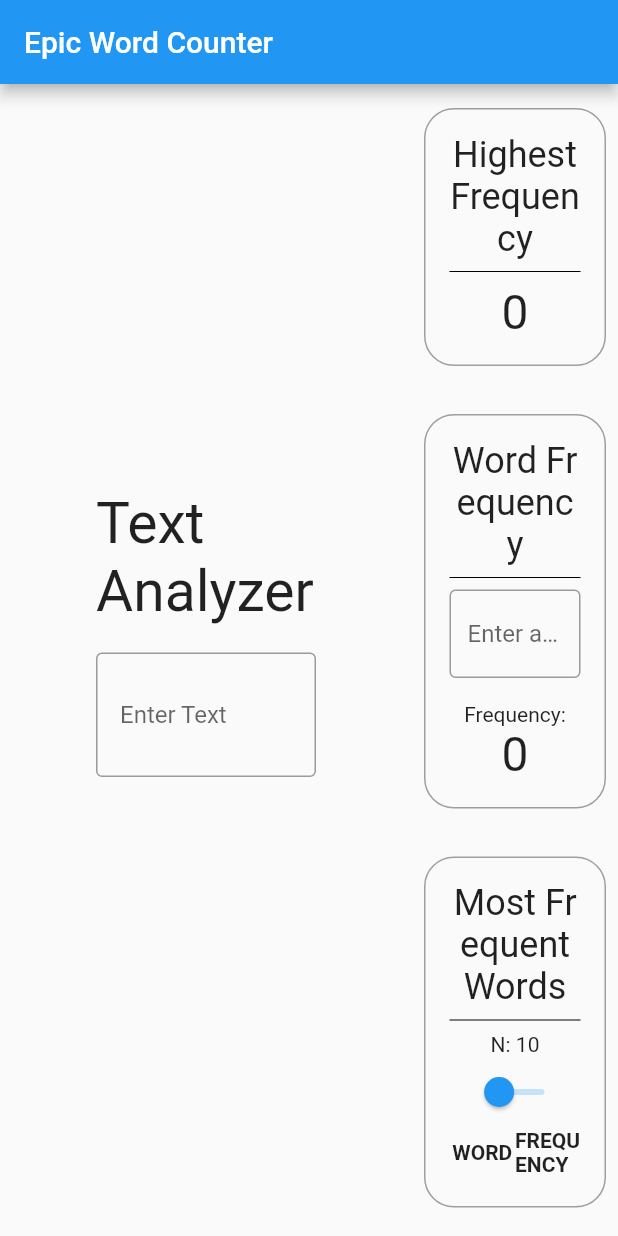
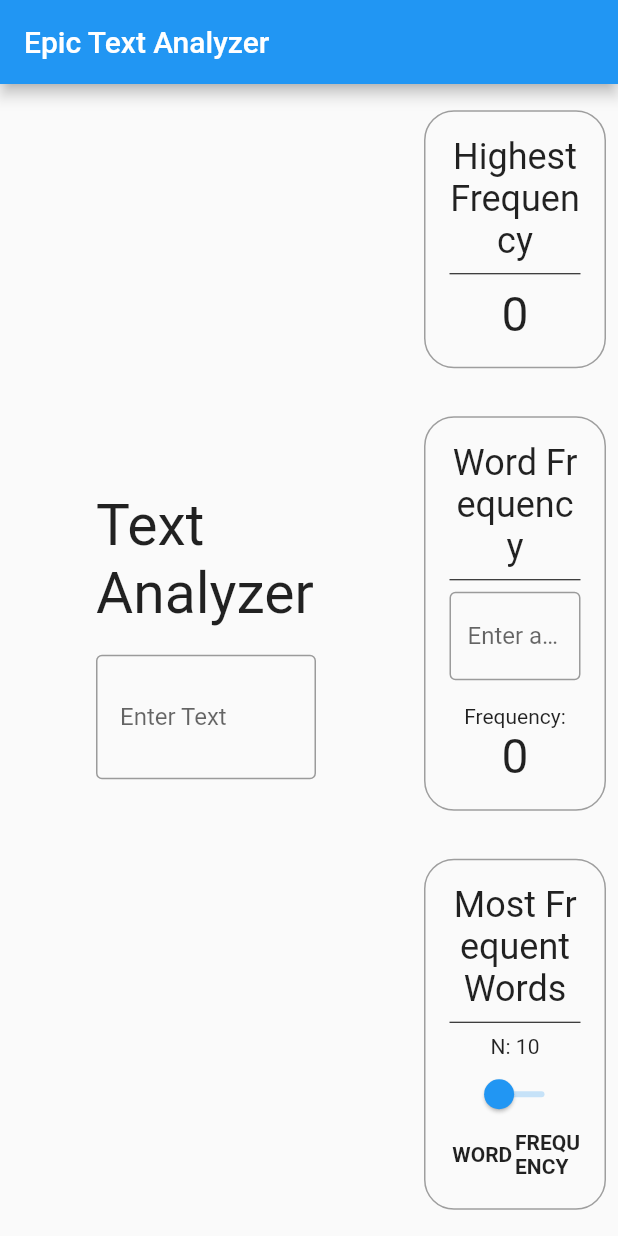
Before and after one commit to iamwalter/ordina_assignment, a Flutter app: the screen it shows after launch, on a phone screen of 412 x 824 dp. Run offline on Flutter 3.47's test engine with Material 2 defaults, Android fonts, the phone set to English and light mode, and no system bars.

Commit message:
improved folder structure and naming

```diff
--- /dev/null
+++ b/lib/data/entities/word_frequency.dart
@@ -0,0 +1,22 @@
+class WordFrequency {
+  final String word;
+  final int frequency;
+
+  WordFrequency(this.word, this.frequency);
+
+  @override
+  String toString() {
+    return "{'$word', $frequency}";
+  }
+
+  @override
+  bool operator ==(Object other) =>
+      identical(this, other) ||
+      other is WordFrequency &&
+          runtimeType == other.runtimeType &&
+          word == other.word &&
+          frequency == other.frequency;
+
+  @override
+  int get hashCode => word.hashCode ^ frequency.hashCode;
+}
--- /dev/null
+++ b/lib/data/word_frequency_analyzer_impl.dart
@@ -0,0 +1,50 @@
+import 'package:ordina_assignment/data/word_frequency_analyzer.dart';
+import 'package:ordina_assignment/data/entities/word_frequency.dart';
+
+class WordFrequencyAnalyzerImpl implements WordFrequencyAnalyzer {
+  @override
+  int calculateFrequencyForWord(String text, String word) => text
+      .split(' ')
+      .where((w) => w.toLowerCase() == word.toLowerCase() && word != '')
+      .length;
+
+  @override
+  int calculateHighestFrequency(String text) {
+    int highest = 0;
+
+    for (String word in text.split(' ')) {
+      final int frequency = calculateFrequencyForWord(text, word);
+      if (frequency > highest) highest = frequency;
+    }
+
+    return highest;
+  }
+
+  @override
+  List<WordFrequency> calculateMostFrequentNWords(String text, int n) {
+    List<WordFrequency> list = [];
+    final dict = <String, int>{};
+
+    text.split(' ').forEach((word) {
+      if (!dict.containsValue(word.toLowerCase()) && word != '') {
+        dict[word.toLowerCase()] = calculateFrequencyForWord(text, word);
+      }
+    });
+
+    dict.forEach((key, value) {
+      list.add(WordFrequency(key, value));
+    });
+
+    list.sort((a, b) {
+      if (a.frequency == b.frequency) {
+        return a.word.compareTo(b.word);
+      }
+
+      return b.frequency - a.frequency;
+    });
+
+    if (n >= list.length) return list;
+
+    return list.sublist(0, n);
+  }
+}
--- a/lib/main.dart
+++ b/lib/main.dart
@@ -1,8 +1,5 @@
 import 'package:flutter/material.dart';
-import 'package:ordina_assignment/presentation/home_page.dart';
-import 'package:ordina_assignment/word_analyzer_notifier.dart';
-import 'package:ordina_assignment/word_processing.dart';
-import 'package:provider/provider.dart';
+import 'package:ordina_assignment/screens/home_page.dart';
 
 void main() {
   runApp(const MyApp());
--- a/lib/presentation/home_page.dart
+++ /dev/null
@@ -1,171 +0,0 @@
-import 'package:flutter/material.dart';
-import 'package:flutter/services.dart';
-import 'package:ordina_assignment/presentation/information_box.dart';
-import 'package:ordina_assignment/presentation/main_text.dart';
-import 'package:ordina_assignment/word_analyzer_notifier.dart';
-import 'package:ordina_assignment/word_processing.dart';
-import 'package:provider/provider.dart';
-
-class MyApp extends StatelessWidget {
-  const MyApp({Key? key}) : super(key: key);
-
-  @override
-  Widget build(BuildContext context) {
-    return MaterialApp(
-      theme: ThemeData(
-        primarySwatch: Colors.blue,
-      ),
-      home: ChangeNotifierProvider(
-        create: (_) => WordAnalyzerNotifier(WordFrequencyAnalyzerImpl()),
-        child: const MyHomePage(title: 'Epic Word Counter'),
-      ),
-    );
-  }
-}
-
-class MyHomePage extends StatefulWidget {
-  const MyHomePage({Key? key, required this.title}) : super(key: key);
-
-  final String title;
-
-  @override
-  State<MyHomePage> createState() => _MyHomePageState();
-}
-
-class _MyHomePageState extends State<MyHomePage> {
-  @override
-  Widget build(BuildContext context) {
-    return Scaffold(
-      appBar: AppBar(
-        title: Text(widget.title),
-      ),
-      body: Row(
-        children: [
-          const Expanded(flex: 2, child: MainText()),
-          Expanded(
-            child: Consumer<WordAnalyzerNotifier>(
-              builder: (context, store, builder) {
-                return Padding(
-                  padding: const EdgeInsets.symmetric(
-                    horizontal: 8.0,
-                  ),
-                  child: SingleChildScrollView(
-                    controller: ScrollController(),
-                    child: Column(
-                      children: [
-                        InformationBox(
-                          title: "Highest Frequency",
-                          child: Text(
-                            "${store.highestFrequency}",
-                            style: const TextStyle(fontSize: 32.0),
-                          ),
-                        ),
-                        InformationBox(
-                          title: "Word Frequency",
-                          child: Column(
-                            children: [
-                              TextField(
-                                onChanged: (str) => store.onWordChange(str),
-                                inputFormatters: [
-                                  FilteringTextInputFormatter.deny(
-                                      RegExp(r'\s')),
-                                ],
-                                decoration: const InputDecoration(
-                                  border: OutlineInputBorder(),
-                                  hintText: 'Enter a word',
-                                ),
-                              ),
-                              const SizedBox(height: 16.0),
-                              const Text("Frequency:"),
-                              Text(
-                                "${store.frequencyForWord}",
-                                style: const TextStyle(fontSize: 32.0),
-                              )
-                            ],
-                          ),
-                        ),
-                        InformationBox(
-                          title: "Most Frequent Words",
-                          child: SingleChildScrollView(
-                            physics: const ScrollPhysics(),
-                            child: Column(
-                              children: [
-                                Text("N: ${store.nWords}"),
-                                Slider(
-                                  value: store.nWords.toDouble(),
-                                  divisions: 15,
-                                  label:
-                                      "N: ${store.nWords.round().toString()}",
-                                  min: 1,
-                                  max: 50,
-                                  onChanged: (value) =>
-                                      store.onNWordsChange(value),
-                                ),
-                                Row(
-                                  mainAxisAlignment: MainAxisAlignment.center,
-                                  children: [
-                                    Expanded(
-                                      child: Container(
-                                        alignment: Alignment.center,
-                                        child: const Text(
-                                          "WORD",
-                                          style: TextStyle(
-                                              fontWeight: FontWeight.bold),
-                                        ),
-                                      ),
-                                    ),
-                                    Expanded(
-                                      child: Container(
-                                        alignment: Alignment.center,
-                                        child: const Text(
-                                          "FREQUENCY",
-                                          style: TextStyle(
-                                              fontWeight: FontWeight.bold),
-                                        ),
-                                      ),
-                                    ),
-                                  ],
-                                ),
-                                const SizedBox(height: 4.0),
-                                ListView.builder(
-                                  physics: const NeverScrollableScrollPhysics(),
-                                  shrinkWrap: true,
-                                  itemCount: store.wordFrequencies.length,
-                                  itemBuilder: (context, i) {
-                                    final item = store.wordFrequencies[i];
-
-                                    return Padding(
-                                      padding: const EdgeInsets.symmetric(
-                                          vertical: 2.0),
-                                      child: Row(
-                                        children: [
-                                          Expanded(
-                                              child: Container(
-                                                  alignment: Alignment.center,
-                                                  child: Text(item.word))),
-                                          Expanded(
-                                              child: Container(
-                                                  alignment: Alignment.center,
-                                                  child: Text(
-                                                      "${item.frequency}"))),
-                                        ],
-                                      ),
-                                    );
-                                  },
-                                ),
-                              ],
-                            ),
-                          ),
-                        ),
-                      ],
-                    ),
-                  ),
-                );
-              },
-            ),
-          ),
-        ],
-      ),
-    );
-  }
-}
--- a/lib/word_analyzer_notifier.dart
+++ b/lib/providers/word_analyzer_notifier.dart
@@ -1,5 +1,6 @@
 import 'package:flutter/cupertino.dart';
-import 'package:ordina_assignment/word_processing.dart';
+import 'package:ordina_assignment/data/entities/word_frequency.dart';
+import 'package:ordina_assignment/data/word_frequency_analyzer.dart';
 
 class WordAnalyzerNotifier extends ChangeNotifier {
   WordFrequencyAnalyzer wordFrequencyAnalyzer;
@@ -12,6 +13,7 @@ class WordAnalyzerNotifier extends ChangeNotifier {
   int nWords = 10;
   int frequencyForWord = 0;
   int highestFrequency = 0;
+
   List<WordFrequency> wordFrequencies = [];
 
   void onTextChange(String text) {
--- /dev/null
+++ b/lib/screens/home_page.dart
@@ -0,0 +1,45 @@
+import 'package:flutter/material.dart';
+import 'package:ordina_assignment/data/word_frequency_analyzer_impl.dart';
+import 'package:ordina_assignment/widgets/information_boxes.dart';
+import 'package:ordina_assignment/widgets/main_input.dart';
+import 'package:ordina_assignment/providers/word_analyzer_notifier.dart';
+import 'package:provider/provider.dart';
+
+class MyApp extends StatelessWidget {
+  const MyApp({Key? key}) : super(key: key);
+
+  @override
+  Widget build(BuildContext context) {
+    return MaterialApp(
+      theme: ThemeData(
+        primarySwatch: Colors.blue,
+      ),
+      home: ChangeNotifierProvider(
+        create: (_) => WordAnalyzerNotifier(WordFrequencyAnalyzerImpl()),
+        child: const MyHomePage(),
+      ),
+    );
+  }
+}
+
+class MyHomePage extends StatelessWidget {
+  const MyHomePage({Key? key}) : super(key: key);
+
+  @override
+  Widget build(BuildContext context) {
+    return Scaffold(
+      appBar: AppBar(
+        title: const Text("Epic Text Analyzer"),
+      ),
+      body: SizedBox(
+        height: MediaQuery.of(context).size.height,
+        child: Row(
+          children: const [
+            Expanded(flex: 2, child: MainInput()),
+            Expanded(child: InformationBoxes()),
+          ],
+        ),
+      ),
+    );
+  }
+}
--- a/lib/presentation/information_box.dart
+++ b/lib/widgets/information_box.dart
@@ -1,4 +1,3 @@
-import 'package:flutter/cupertino.dart';
 import 'package:flutter/material.dart';
 
 class InformationBox extends StatelessWidget {
@@ -29,9 +28,7 @@ class InformationBox extends StatelessWidget {
               fontSize: 24.0,
             ),
           ),
-          const Divider(
-            color: Colors.black,
-          ),
+          const Divider(color: Colors.black),
           child,
         ],
       ),
--- /dev/null
+++ b/lib/widgets/information_boxes.dart
@@ -0,0 +1,127 @@
+import 'package:flutter/material.dart';
+import 'package:flutter/services.dart';
+import 'package:ordina_assignment/providers/word_analyzer_notifier.dart';
+import 'package:ordina_assignment/widgets/information_box.dart';
+import 'package:provider/provider.dart';
+
+class InformationBoxes extends StatelessWidget {
+  const InformationBoxes({Key? key}) : super(key: key);
+
+  @override
+  Widget build(BuildContext context) {
+    return Consumer<WordAnalyzerNotifier>(
+      builder: (context, store, builder) {
+        return Padding(
+          padding: const EdgeInsets.symmetric(
+            horizontal: 8.0,
+          ),
+          child: SingleChildScrollView(
+            controller: ScrollController(),
+            child: Column(
+              children: [
+                InformationBox(
+                  title: "Highest Frequency",
+                  child: Text(
+                    "${store.highestFrequency}",
+                    style: const TextStyle(fontSize: 32.0),
+                  ),
+                ),
+                InformationBox(
+                  title: "Word Frequency",
+                  child: Column(
+                    children: [
+                      TextField(
+                        onChanged: (str) => store.onWordChange(str),
+                        inputFormatters: [
+                          FilteringTextInputFormatter.deny(RegExp(r'\s')),
+                        ],
+                        decoration: const InputDecoration(
+                          border: OutlineInputBorder(),
+                          hintText: 'Enter a word',
+                        ),
+                      ),
+                      const SizedBox(height: 16.0),
+                      const Text("Frequency:"),
+                      Text(
+                        "${store.frequencyForWord}",
+                        style: const TextStyle(fontSize: 32.0),
+                      )
+                    ],
+                  ),
+                ),
+                InformationBox(
+                  title: "Most Frequent Words",
+                  child: SingleChildScrollView(
+                    physics: const ScrollPhysics(),
+                    child: Column(
+                      children: [
+                        Text("N: ${store.nWords}"),
+                        Slider(
+                          value: store.nWords.toDouble(),
+                          divisions: 15,
+                          label: "N: ${store.nWords.round().toString()}",
+                          min: 1,
+                          max: 50,
+                          onChanged: (value) => store.onNWordsChange(value),
+                        ),
+                        Row(
+                          mainAxisAlignment: MainAxisAlignment.center,
+                          children: [
+                            Expanded(
+                              child: Container(
+                                alignment: Alignment.center,
+                                child: const Text(
+                                  "WORD",
+                                  style: TextStyle(fontWeight: FontWeight.bold),
+                                ),
+                              ),
+                            ),
+                            Expanded(
+                              child: Container(
+                                alignment: Alignment.center,
+                                child: const Text(
+                                  "FREQUENCY",
+                                  style: TextStyle(fontWeight: FontWeight.bold),
+                                ),
+                              ),
+                            ),
+                          ],
+                        ),
+                        const SizedBox(height: 4.0),
+                        ListView.builder(
+                          physics: const NeverScrollableScrollPhysics(),
+                          shrinkWrap: true,
+                          itemCount: store.wordFrequencies.length,
+                          itemBuilder: (context, i) {
+                            final item = store.wordFrequencies[i];
+
+                            return Padding(
+                              padding:
+                                  const EdgeInsets.symmetric(vertical: 2.0),
+                              child: Row(
+                                children: [
+                                  Expanded(
+                                      child: Container(
+                                          alignment: Alignment.center,
+                                          child: Text(item.word))),
+                                  Expanded(
+                                      child: Container(
+                                          alignment: Alignment.center,
+                                          child: Text("${item.frequency}"))),
+                                ],
+                              ),
+                            );
+                          },
+                        ),
+                      ],
+                    ),
+                  ),
+                ),
+              ],
+            ),
+          ),
+        );
+      },
+    );
+  }
+}
--- a/lib/presentation/main_text.dart
+++ b/lib/widgets/main_input.dart
@@ -1,10 +1,9 @@
 import 'package:flutter/material.dart';
-import 'package:flutter/services.dart';
-import 'package:ordina_assignment/word_analyzer_notifier.dart';
+import 'package:ordina_assignment/providers/word_analyzer_notifier.dart';
 import 'package:provider/provider.dart';
 
-class MainText extends StatelessWidget {
-  const MainText({Key? key}) : super(key: key);
+class MainInput extends StatelessWidget {
+  const MainInput({Key? key}) : super(key: key);
 
   @override
   Widget build(BuildContext context) {
@@ -16,8 +15,8 @@ class MainText extends StatelessWidget {
             controller: ScrollController(),
             child: Column(
               children: [
-                Text("Text Analyzer", style: const TextStyle(fontSize: 38.0)),
-                SizedBox(height: 18.0),
+                const Text("Text Analyzer", style: TextStyle(fontSize: 38.0)),
+                const SizedBox(height: 18.0),
                 TextField(
                   onChanged: (str) => store.onTextChange(str),
                   keyboardType: TextInputType.multiline,
--- a/lib/word_processing.dart
+++ /dev/null
@@ -1,86 +0,0 @@
-class WordFrequency {
-  final String word;
-  final int frequency;
-
-  WordFrequency(this.word, this.frequency);
-
-  @override
-  String toString() {
-    return "{'$word', $frequency}";
-  }
-
-  @override
-  bool operator ==(Object other) =>
-      identical(this, other) ||
-      other is WordFrequency &&
-          runtimeType == other.runtimeType &&
-          word == other.word &&
-          frequency == other.frequency;
-
-  @override
-  int get hashCode => word.hashCode ^ frequency.hashCode;
-}
-
-abstract class WordFrequencyAnalyzer {
-  /// CalculateFrequencyForWord should return the frequency of the specified word
-  int calculateFrequencyForWord(String text, String word);
-
-  /// CalculateHighestFrequency should return the highest frequency in the text
-  /// (several words might actually have this frequency)
-  int calculateHighestFrequency(String text);
-
-  /// CalculateMostFrequentNWords should return a list of the most frequent „n‟
-  /// words in the input text, all the words returned in lower case. If several
-  /// words have the same frequency, this method should return them in ascendant
-  /// alphabetical order (for input text “The sun shines over the lake” and n = 3,
-  /// it should return the list [{“the”, 2}, {“lake”, 1}, {“over”, 1}]
-  List<WordFrequency> calculateMostFrequentNWords(String text, int n);
-}
-
-class WordFrequencyAnalyzerImpl implements WordFrequencyAnalyzer {
-  @override
-  int calculateFrequencyForWord(String text, String word) => text
-      .split(' ')
-      .where((w) => w.toLowerCase() == word.toLowerCase() && word != '')
-      .length;
-
-  @override
-  int calculateHighestFrequency(String text) {
-    int highest = 0;
-
-    for (String word in text.split(' ')) {
-      final int frequency = calculateFrequencyForWord(text, word);
-      if (frequency > highest) highest = frequency;
-    }
-
-    return highest;
-  }
-
-  @override
-  List<WordFrequency> calculateMostFrequentNWords(String text, int n) {
-    List<WordFrequency> list = [];
-    final dict = <String, int>{};
-
-    text.split(' ').forEach((word) {
-      if (!dict.containsValue(word.toLowerCase()) && word != '') {
-        dict[word.toLowerCase()] = calculateFrequencyForWord(text, word);
-      }
-    });
-
-    dict.forEach((key, value) {
-      list.add(WordFrequency(key, value));
-    });
-
-    list.sort((a, b) {
-      if (a.frequency == b.frequency) {
-        return a.word.compareTo(b.word);
-      }
-
-      return b.frequency - a.frequency;
-    });
-
-    if (n >= list.length) return list;
-
-    return list.sublist(0, n);
-  }
-}
```
Also changed, not shown: lib/data/word_frequency_analyzer.dart (added, +17 -0 lines), 2 other files.
